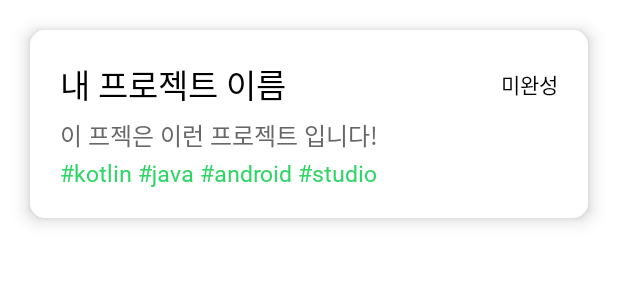
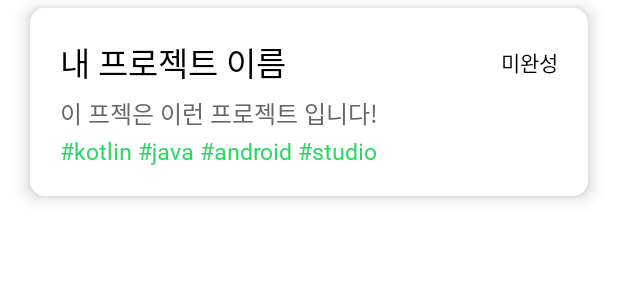
Before and after one commit to Job-Tang-Hackathon/Prof-Android-V2, an Android app: the layout project_recycler_view_item.xml on its own in the app's theme, with its tools: preview values and no code run, on a phone screen of 412 x 824 dp. Shown: the top 300 px of the screen. Run offline under Robolectric (Android 15) with nearby library versions, the phone set to English and light mode, and no system bars.

Commit message:
[UPDATE] RecyclerView 가장 아래 가려진 아이템

```diff
--- a/app/src/main/res/layout/fragment_all_post.xml
+++ b/app/src/main/res/layout/fragment_all_post.xml
@@ -14,9 +14,9 @@
 
         <androidx.recyclerview.widget.RecyclerView
             android:id="@+id/all_post_recycler_view"
-            android:paddingTop="20dp"
             android:layout_width="match_parent"
-            android:layout_height="match_parent" />
+            android:layout_height="match_parent"
+            android:paddingTop="20dp" />
         <LinearLayout
             android:id="@+id/not_found"
             android:visibility="gone"
--- a/app/src/main/res/layout/project_recycler_view_item.xml
+++ b/app/src/main/res/layout/project_recycler_view_item.xml
@@ -14,7 +14,8 @@
         android:elevation="7dp"
         android:orientation="vertical"
         android:padding="20dp"
-        android:layout_marginTop="20dp"
+        android:layout_marginBottom="18dp"
+        android:layout_marginTop="5dp"
         android:layout_marginEnd="20dp"
         android:layout_marginStart="20dp"
         android:layout_height="wrap_content">
```
